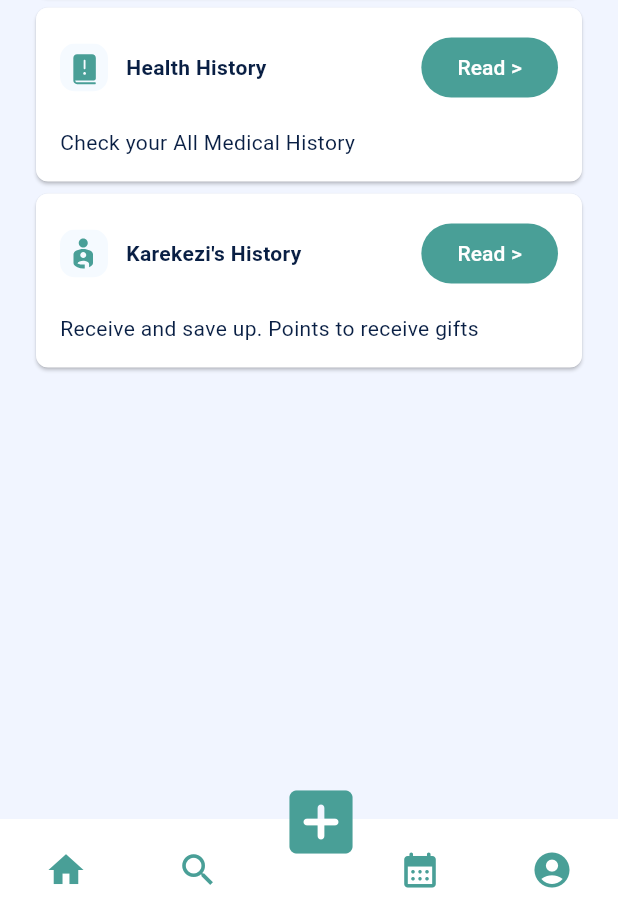
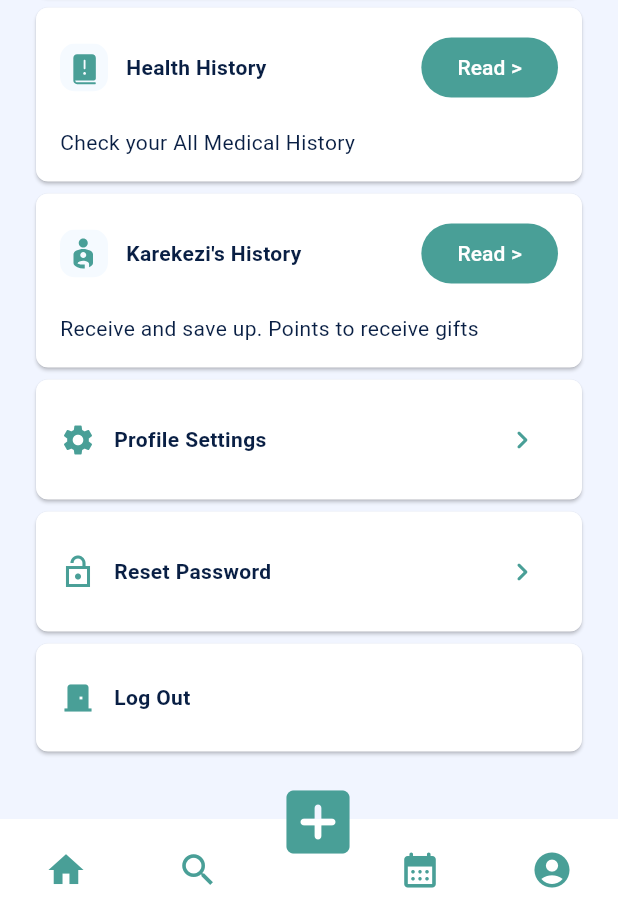
Before and after one commit to lscblack/Famcare, a Flutter app: the screen it shows after launch, on a phone screen of 412 x 824 dp, the part 315-1236 px from its top. Run offline on Flutter 3.47's test engine with Material 3 defaults, Android fonts, the phone set to English and light mode, and no system bars; our stand-ins replace flutter_riverpod, flutter_svg, shared_preferences; missing offline and left inert: flutter_animated_splash.

Commit message:
Done with profile page

```diff
--- a/client/lib/Pages/ProfilePage.dart
+++ b/client/lib/Pages/ProfilePage.dart
@@ -36,6 +36,7 @@ class ProfilePage extends StatelessWidget {
               const Spacer(),
             ],
           ),
+          const SizedBox(height: 0.0),
           Card(
             color: Colors.white,
             shape: RoundedRectangleBorder(
@@ -87,16 +88,114 @@ class ProfilePage extends StatelessWidget {
               ),
             ),
           ),
+          const SizedBox(height: 0.0),
           const ProfileCard(
             iconPath: "assets/fluent_book-exclamation-mark-20-filled.svg",
             title: 'Health History',
             description: "Check your All Medical History",
           ),
+          const SizedBox(height: 0.0),
           const ProfileCard(
             iconPath: "assets/mdi_account-child.svg",
             title: "Karekezi's History",
             description: "Receive and save up. Points to receive gifts",
           ),
+          Card(
+            color: Colors.white,
+            shape: RoundedRectangleBorder(
+              borderRadius: BorderRadius.circular(8.0),
+            ),
+            child: Padding(
+              padding: EdgeInsets.all(16.0),
+              child: Row(
+                mainAxisAlignment: MainAxisAlignment.spaceBetween,
+                children: [
+                  const Row(children: [
+                    Icon(
+                      Icons.settings,
+                      color: primaryGreen,
+                    ),
+                    const SizedBox(width: 12.0),
+                    Text(
+                      "Profile Settings",
+                      style: const TextStyle(
+                        color: Color(0xFF091F44),
+                        fontWeight: FontWeight.w600,
+                      ),
+                    ),
+                  ]),
+                  IconButton(
+                      onPressed: () {},
+                      icon: Icon(
+                        Icons.chevron_right_rounded,
+                        color: primaryGreen,
+                      ))
+                ],
+              ),
+            ),
+          ),
+          Card(
+            color: Colors.white,
+            shape: RoundedRectangleBorder(
+              borderRadius: BorderRadius.circular(8.0),
+            ),
+            child: Padding(
+              padding: EdgeInsets.all(16.0),
+              child: Row(
+                mainAxisAlignment: MainAxisAlignment.spaceBetween,
+                children: [
+                  const Row(children: [
+                    Icon(
+                      Icons.lock_open_sharp,
+                      color: primaryGreen,
+                    ),
+                    const SizedBox(width: 12.0),
+                    Text(
+                      "Reset Password",
+                      style: const TextStyle(
+                        color: Color(0xFF091F44),
+                        fontWeight: FontWeight.w600,
+                      ),
+                    ),
+                  ]),
+                  IconButton(
+                      onPressed: () {},
+                      icon: Icon(
+                        Icons.chevron_right_rounded,
+                        color: primaryGreen,
+                      ))
+                ],
+              ),
+            ),
+          ),
+          Card(
+            color: Colors.white,
+            shape: RoundedRectangleBorder(
+              borderRadius: BorderRadius.circular(8.0),
+            ),
+            child: const Padding(
+              padding: EdgeInsets.symmetric(horizontal: 16.0, vertical: 24),
+              child: Row(
+                mainAxisAlignment: MainAxisAlignment.spaceBetween,
+                children: [
+                  Row(children: [
+                    Icon(
+                      Icons.door_front_door,
+                      color: primaryGreen,
+                    ),
+                    SizedBox(width: 12.0),
+                    Text(
+                      "Log Out",
+                      style: TextStyle(
+                        color: Color(0xFF091F44),
+                        fontWeight: FontWeight.w600,
+                      ),
+                    ),
+                  ])
+                ],
+              ),
+            ),
+          )
         ],
       ),
       bottomNavigationBar: const BottomBar(),
--- a/client/lib/Widgets/bottom_bar.dart
+++ b/client/lib/Widgets/bottom_bar.dart
@@ -51,7 +51,7 @@ class BottomBar extends StatelessWidget {
           ),
           // Positioned widget to make the "add box" icon above the others
           Positioned(
-            left: MediaQuery.of(context).size.width / 2 - 56 / 2, // Centering the icon horizontally
+            left: MediaQuery.of(context).size.width / 2 - 60 / 2, // Centering the icon horizontally
             bottom: 30, // Adjust how far above the row you want the icon
             child: InkedButton(
               route: bottomBarItems[2].route, // The route for the "add box" icon
```
